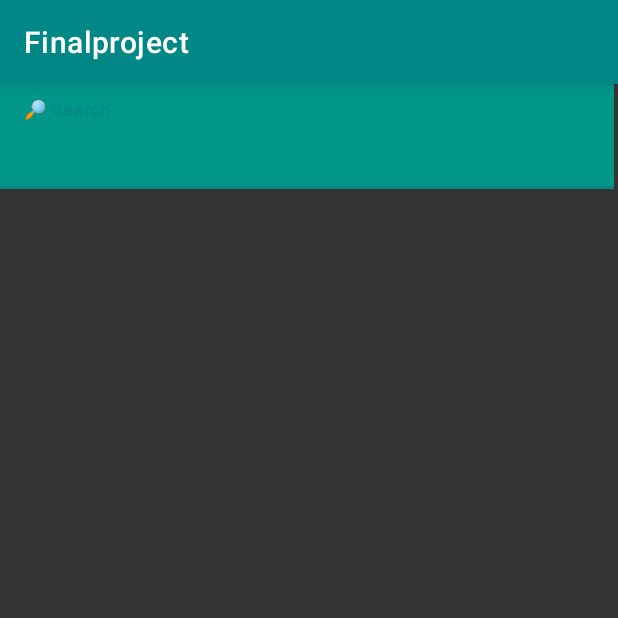
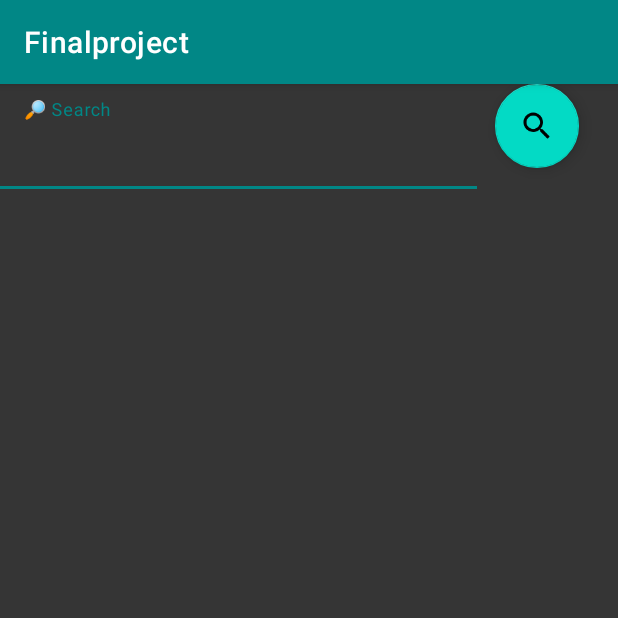
Before and after one commit to Yasaminshamsedin/music-player, an Android app: the Search screen opened directly, with no data from a screen before it, on a phone screen of 412 x 824 dp, the top half of it. Run offline under Robolectric (Android 15) with nearby library versions, the phone set to English and light mode, and no system bars.

Commit message:
add button for search

```diff
--- a/app/src/main/res/layout/activity_search.xml
+++ b/app/src/main/res/layout/activity_search.xml
@@ -29,7 +29,7 @@
 
         <com.google.android.material.textfield.TextInputLayout
             android:id="@+id/tisearch"
-            android:layout_width="match_parent"
+            android:layout_width="318dp"
             android:layout_height="70dp"
             android:textColorHint="@color/white">
 
@@ -37,11 +37,21 @@
                 android:id="@+id/tesearch"
                 android:layout_width="match_parent"
                 android:layout_height="match_parent"
-                android:background="#009688"
+                android:background="@color/layout"
                 android:hint="🔎 Search"
                 android:textSize="23dp" />
 
         </com.google.android.material.textfield.TextInputLayout>
+
+        <com.google.android.material.floatingactionbutton.FloatingActionButton
+            android:id="@+id/floatingActionButton"
+            android:layout_width="wrap_content"
+            android:layout_height="wrap_content"
+            android:layout_marginLeft="330dp"
+            android:clickable="true"
+            android:background="@color/layout"
+            app:srcCompat="@drawable/search"
+            tools:ignore="SpeakableTextPresentCheck" />
 
     </RelativeLayout>
 
```
